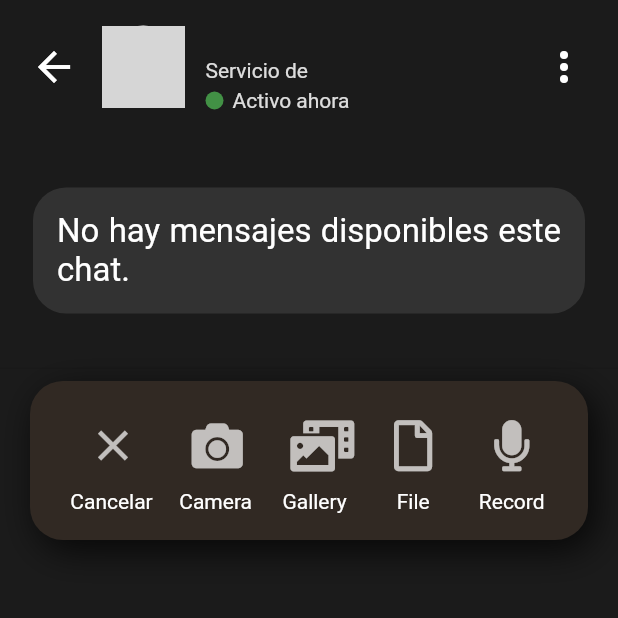
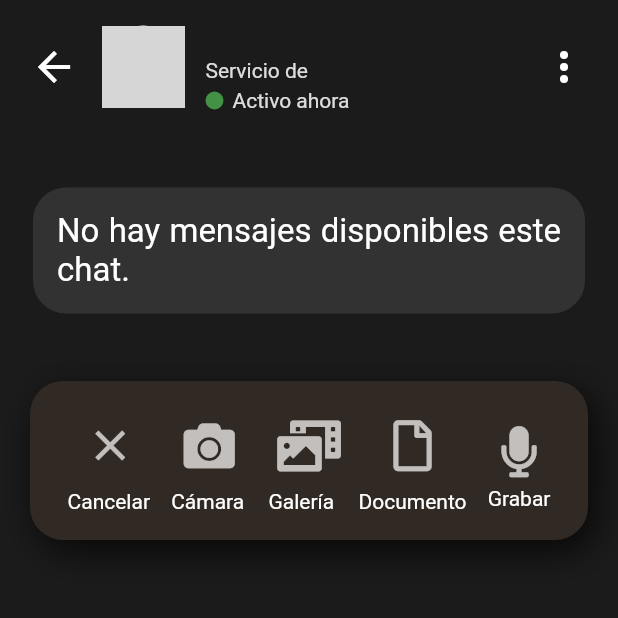
Before and after one commit to paulmrg-461/flutter_vista_app, a Flutter app: the ChatPage screen opened directly with empty values, after a tap on the "attachment" icon, on a phone screen of 412 x 824 dp, the top half of it. Run offline on Flutter 3.47's test engine with Material 2 defaults, Android fonts, the light colour scheme and no system bars; our stand-ins replace animate_do, cloud_firestore, file_picker, firebase_auth, firebase_core, firebase_messaging and 8 more; missing offline and left inert: platform_device_id; accounts and stored records are empty; network calls fail; grey boxes are pictures that could not be loaded.

Commit message:
Feat: InputMesssage: Record audio holding button UI

```diff
--- a/lib/widgets/input_message.dart
+++ b/lib/widgets/input_message.dart
@@ -29,6 +29,7 @@ class _InputMessageState extends State<InputMessage>
   bool _isLoading = false;
   bool _isWriting = false;
   bool _isChoosing = false;
+  bool _isRecording = false;
 
   @override
   Widget build(BuildContext context) {
@@ -89,7 +90,7 @@ class _InputMessageState extends State<InputMessage>
                               const SizedBox(
                                 height: 6,
                               ),
-                              Text('Camera',
+                              Text('Cámara',
                                   textAlign: TextAlign.center,
                                   style: TextStyle(
                                       color: Colors.white,
@@ -111,7 +112,7 @@ class _InputMessageState extends State<InputMessage>
                               const SizedBox(
                                 height: 6,
                               ),
-                              Text('Gallery',
+                              Text('Galería',
                                   textAlign: TextAlign.center,
                                   style: TextStyle(
                                       color: Colors.white,
@@ -133,7 +134,7 @@ class _InputMessageState extends State<InputMessage>
                               const SizedBox(
                                 height: 6,
                               ),
-                              Text('File',
+                              Text('Documento',
                                   textAlign: TextAlign.center,
                                   style: TextStyle(
                                       color: Colors.white,
@@ -144,17 +145,28 @@ class _InputMessageState extends State<InputMessage>
                           Column(
                             crossAxisAlignment: CrossAxisAlignment.center,
                             children: [
-                              IconButton(
-                                  onPressed: () => print('Microphone'),
-                                  icon: FaIcon(
-                                    FontAwesomeIcons.microphone,
-                                    color: Colors.white70,
-                                    size: 34,
-                                  )),
+                              Padding(
+                                padding:
+                                    EdgeInsets.only(top: _isRecording ? 2 : 10),
+                                child: GestureDetector(
+                                    onLongPress: () => setState(() {
+                                          _isRecording = true;
+                                        }),
+                                    onLongPressUp: () => setState(() {
+                                          _isRecording = false;
+                                        }),
+                                    child: FaIcon(
+                                      FontAwesomeIcons.microphone,
+                                      color: _isRecording
+                                          ? Colors.red
+                                          : Colors.white70,
+                                      size: _isRecording ? 54 : 34,
+                                    )),
+                              ),
                               const SizedBox(
                                 height: 6,
                               ),
-                              Text('Record',
+                              Text(_isRecording ? 'Grabando' : 'Grabar',
                                   textAlign: TextAlign.center,
                                   style: TextStyle(
                                       color: Colors.white,
```
